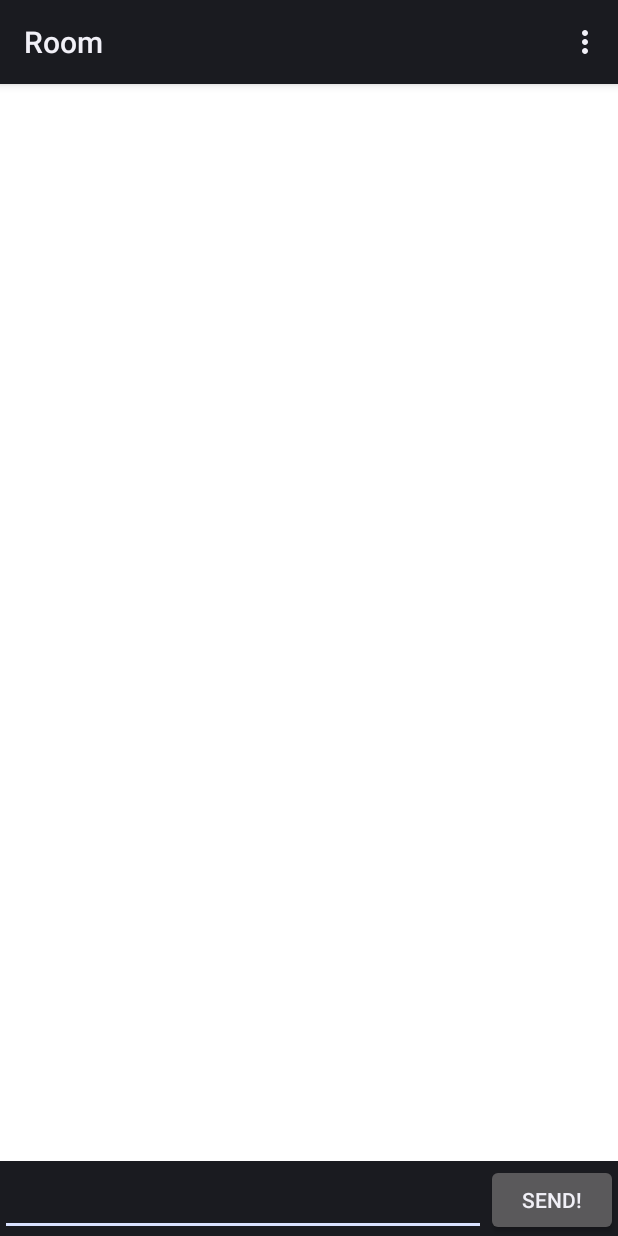
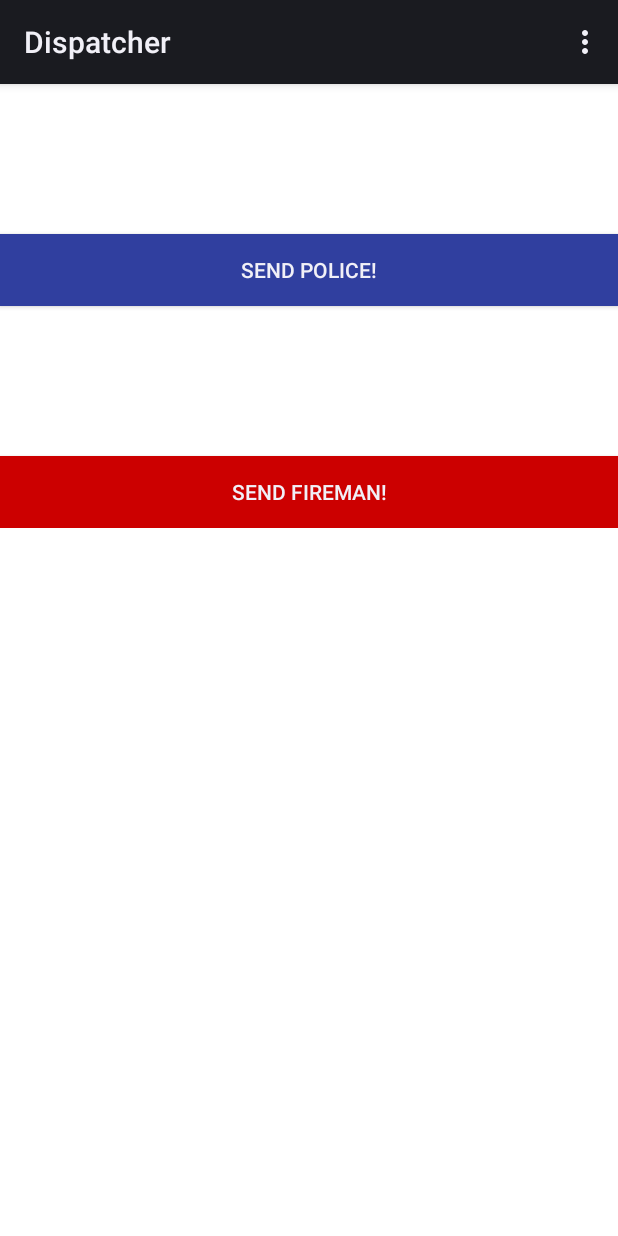
Before and after one commit to matrackif/EmergencyDispatcherMobile, an Android app: the DispatchActivity screen opened directly, with no data from a screen before it, on a phone screen of 412 x 824 dp. Run offline under Robolectric (Android 15) with nearby library versions, the phone set to English and light mode, and no system bars.

Commit message:
+dispatcher cleanup +bla bla bla

```diff
--- a/app/src/main/java/pl/edu/pw/student/mini/EmergencyDispatcherMobile/ClientInterface.java
+++ b/app/src/main/java/pl/edu/pw/student/mini/EmergencyDispatcherMobile/ClientInterface.java
@@ -4,4 +4,5 @@ package pl.edu.pw.student.mini.EmergencyDispatcherMobile;
 public interface ClientInterface {
 	public void handleSpoken(String s);
 	public String[] getParticipantNames();
+
 }
--- a/app/src/main/java/pl/edu/pw/student/mini/EmergencyDispatcherMobile/DispatchActivity.java
+++ b/app/src/main/java/pl/edu/pw/student/mini/EmergencyDispatcherMobile/DispatchActivity.java
@@ -7,7 +7,6 @@ import android.content.BroadcastReceiver;
 import android.content.Context;
 import android.content.DialogInterface;
 import android.content.Intent;
-import android.content.IntentFilter;
 import android.os.Bundle;
 import android.view.Menu;
 import android.view.MenuInflater;
@@ -15,9 +14,6 @@ import android.view.MenuItem;
 import android.view.View;
 import android.view.View.OnClickListener;
 import android.widget.Button;
-import android.widget.EditText;
-import android.widget.ScrollView;
-import android.widget.TextView;
 
 import java.util.logging.Level;
 
@@ -58,20 +54,13 @@ public class DispatchActivity extends Activity {
 
 		myReceiver = new MyReceiver();
 
-		IntentFilter refreshChatFilter = new IntentFilter();
-		refreshChatFilter.addAction("jade.demo.dispatcher.REFRESH_CHAT");
-		registerReceiver(myReceiver, refreshChatFilter);
-
-		IntentFilter clearChatFilter = new IntentFilter();
-		clearChatFilter.addAction("jade.demo.dispatcher.CLEAR_CHAT");
-		registerReceiver(myReceiver, clearChatFilter);
-
 		setContentView(R.layout.dispatcher);
 
-		Button button = (Button) findViewById(R.id.button_send);
-		button.setOnClickListener(buttonSendListener);
+		Button buttonPolice = (Button) findViewById(R.id.button_police);
+		Button buttonFire = (Button) findViewById(R.id.button_fire);
+		buttonFire.setOnClickListener(FireSendListener);
+		buttonPolice.setOnClickListener(PoliceSendListener);
 	}
-
 	@Override
 	protected void onDestroy() {
 		super.onDestroy();
@@ -80,15 +69,14 @@ public class DispatchActivity extends Activity {
 
 		logger.log(Level.INFO, "Destroy activity!");
 	}
+	private OnClickListener FireSendListener = new OnClickListener() {
+		public void onClick(View v) {
 
-	private OnClickListener buttonSendListener = new OnClickListener() {
-		public void onClick(View v) {
-			final EditText messageField = (EditText) findViewById(R.id.edit_message);
-			String message = messageField.getText().toString();
+			String message = "HELP!!!";
 			if (message != null && !message.equals("")) {
 				try {
 					clientInterface.handleSpoken(message);
-					messageField.setText("");
+
 				} catch (O2AException e) {
 					showAlertDialog(e.getMessage(), false);
 				}
@@ -97,13 +85,27 @@ public class DispatchActivity extends Activity {
 		}
 	};
 
+	private OnClickListener PoliceSendListener = new OnClickListener() {
+		public void onClick(View v) {
+
+			String message = "HELP!!!";
+			if (message != null && !message.equals("")) {
+				try {
+					clientInterface.handleSpoken(message);
+
+				} catch (O2AException e) {
+					showAlertDialog(e.getMessage(), false);
+				}
+			}
+
+		}
+	};
 	@Override
 	public boolean onCreateOptionsMenu(Menu menu) {
 		MenuInflater inflater = getMenuInflater();
 		inflater.inflate(R.menu.room_menu, menu);
 		return true;
 	}
-
 	@Override
 	public boolean onOptionsItemSelected(MenuItem item) {
 		switch (item.getItemId()) {
@@ -113,69 +115,27 @@ public class DispatchActivity extends Activity {
 			showParticipants.putExtra("nickname", nickname);
 			startActivityForResult(showParticipants, PARTICIPANTS_REQUEST);
 			return true;
-		case R.id.menu_clear:
-			/*
-			Intent broadcast = new Intent();
-			broadcast.setAction("jade.demo.dispatcher.CLEAR_CHAT");
-			logger.info("Sending broadcast " + broadcast.getAction());
-			sendBroadcast(broadcast);
-			*/
-			final TextView chatField = (TextView) findViewById(R.id.chatTextView);
-			chatField.setText("");
-			return true;
 		default:
 			return super.onOptionsItemSelected(item);
 		}
 	}
-
 	@Override
 	protected void onActivityResult(int requestCode, int resultCode, Intent data) {
 		if (requestCode == PARTICIPANTS_REQUEST) {
 			if (resultCode == RESULT_OK) {
-				// TODO: A partecipant was picked. Send a private message.
+				// TODO: A participant was picked. Send a private message.
 			}
 		}
 	}
-
 	private class MyReceiver extends BroadcastReceiver {
 
 		@Override
 		public void onReceive(Context context, Intent intent) {
 			String action = intent.getAction();
 			logger.log(Level.INFO, "Received intent " + action);
-			if (action.equalsIgnoreCase("jade.demo.dispatcher.REFRESH_CHAT")) {
-				final TextView chatField = (TextView) findViewById(R.id.chatTextView);
-				chatField.append(intent.getExtras().getString("sentence"));
-				scrollDown();
-			}
-			if (action.equalsIgnoreCase("jade.demo.dispatcher.CLEAR_CHAT")) {
-				final TextView chatField = (TextView) findViewById(R.id.chatTextView);
-				chatField.setText("");
-			}
+
 		}
 	}
-
-	private void scrollDown() {
-		final ScrollView scroller = (ScrollView) findViewById(R.id.scroller);
-		final TextView chatField = (TextView) findViewById(R.id.chatTextView);
-		scroller.smoothScrollTo(0, chatField.getBottom());
-	}
-
-	@Override
-	public void onSaveInstanceState(Bundle savedInstanceState) {
-		final TextView chatField = (TextView) findViewById(R.id.chatTextView);
-		savedInstanceState.putString("chatField", chatField.getText()
-				.toString());
-		super.onSaveInstanceState(savedInstanceState);
-	}
-
-	@Override
-	public void onRestoreInstanceState(Bundle savedInstanceState) {
-		super.onRestoreInstanceState(savedInstanceState);
-		final TextView chatField = (TextView) findViewById(R.id.chatTextView);
-		chatField.setText(savedInstanceState.getString("chatField"));
-	}
-
 	private void showAlertDialog(String message, final boolean fatal) {
 		AlertDialog.Builder builder = new AlertDialog.Builder(
 				DispatchActivity.this);
--- a/app/src/main/res/layout/dispatcher.xml
+++ b/app/src/main/res/layout/dispatcher.xml
@@ -1,34 +1,33 @@
 <?xml version="1.0" encoding="utf-8"?>
 <LinearLayout xmlns:android="http://schemas.android.com/apk/res/android"
-	android:orientation="vertical" android:layout_height="fill_parent"
-	android:layout_width="fill_parent">
+    android:layout_width="fill_parent"
+    android:layout_height="fill_parent"
+    android:background="@android:color/background_light"
+    android:orientation="vertical">
 
-	<ScrollView
-		android:id="@+id/scroller"
-		android:layout_width="fill_parent"
-		android:layout_height="fill_parent"
-		android:layout_marginBottom="50dip"
-		android:background="@android:color/background_light">
+    <RelativeLayout
+        android:layout_width="fill_parent"
+        android:layout_height="wrap_content">
 
-		<TextView
-			android:id="@+id/chatTextView"
-			android:layout_width="fill_parent"
-			android:layout_height="fill_parent"
-			android:paddingBottom="8dip" />
-	</ScrollView>
+        <Button
+            android:id="@+id/button_fire"
+            android:layout_width="match_parent"
+            android:layout_height="wrap_content"
+            android:layout_alignParentStart="true"
+            android:layout_below="@+id/button_police"
+            android:layout_marginTop="100dp"
+            android:background="@android:color/holo_red_dark"
+            android:text="@string/button_fire"></Button>
 
-	<RelativeLayout android:layout_marginTop="-50dip"
-		android:gravity="bottom" android:layout_height="wrap_content"
-		android:layout_width="fill_parent">
-		<Button android:text="@string/button_send" android:id="@+id/button_send"
-			android:layout_width="wrap_content" android:layout_height="wrap_content"
-			android:layout_alignParentBottom="true"
-			android:layout_alignParentRight="true">
-		</Button>
+        <Button
+            android:id="@+id/button_police"
+            android:layout_width="match_parent"
+            android:layout_height="wrap_content"
+            android:layout_alignParentStart="true"
+            android:layout_alignParentTop="true"
+            android:layout_marginTop="100dp"
+            android:background="@color/colorPrimaryDark"
+            android:text="@string/button_police"></Button>
 
-		<EditText android:layout_width="fill_parent"
-			android:layout_height="wrap_content" android:layout_toLeftOf="@id/button_send"
-			android:layout_alignParentBottom="true" android:id="@+id/edit_message">
-		</EditText>
-	</RelativeLayout>
+    </RelativeLayout>
 </LinearLayout>
--- a/app/src/main/res/layout/main.xml
+++ b/app/src/main/res/layout/main.xml
@@ -46,7 +46,6 @@
 		android:layout_width="match_parent"
 		android:layout_height="wrap_content"
 		android:layout_weight="0.12"
-		android:background="@android:color/darker_gray"
 		android:scrollIndicators="right"
 		android:spinnerMode="dropdown"
 		android:visibility="visible" />
--- a/app/src/main/res/values/strings.xml
+++ b/app/src/main/res/values/strings.xml
@@ -3,8 +3,8 @@
     <string name="app_name">Emergency Dispatcher Mobile</string>
     <string name="app_title_main">Emergency Dispatcher Mobile</string>
     <string name="app_title_settings">Settings</string>
-    <string name="app_title_chat">Room</string>
-    <string name="app_title_participants">Participants</string>
+    <string name="app_title_chat">Dispatcher</string>
+    <string name="app_title_participants">Agents</string>
 
     <string name="label_nick">Enter Username</string>
     <string name="label_post">Choose Your Type</string>
@@ -12,17 +12,19 @@
     <string name="label_port">Port</string>
 
     <string name="button_login">Login</string>
-    <string name="button_send">Send!</string>
+    <string name="button_police">Send Police!</string>
+    <string name="button_fire">Send Fireman!</string>
+
     <string name="button_use">Save</string>
 
-    <string name="menu_settings">settings</string>
-    <string name="menu_exit">exit</string>
-    <string name="menu_participants">participants</string>
-    <string name="menu_clear">clear</string>
+    <string name="menu_settings">Settings</string>
+    <string name="menu_exit">Exit</string>
+    <string name="menu_participants">Current Agents</string>
+    <string name="menu_clear">Clear</string>
 
-    <string name="msg_connecting_to">Connecting to</string>
-    <string name="msg_nickname_in_use">Nickname already in use!</string>
-    <string name="msg_nickname_not_valid">Invalid nickname!</string>
+    <string name="msg_connecting_to">Connecting To The Manager Agent At:</string>
+    <string name="msg_nickname_in_use">Username already in use!</string>
+    <string name="msg_nickname_not_valid">Invalid Username!</string>
     <string name="msg_unexpected">Unexpected error!</string>
 
     <string name="msg_interface_exc">Internal error!</string>
```
Also changed, not shown: app/src/main/java/pl/edu/pw/student/mini/EmergencyDispatcherMobile/ClientAgent.java (+18 -27 lines), app/src/main/res/layout/settings.xml (+5 -3 lines).
